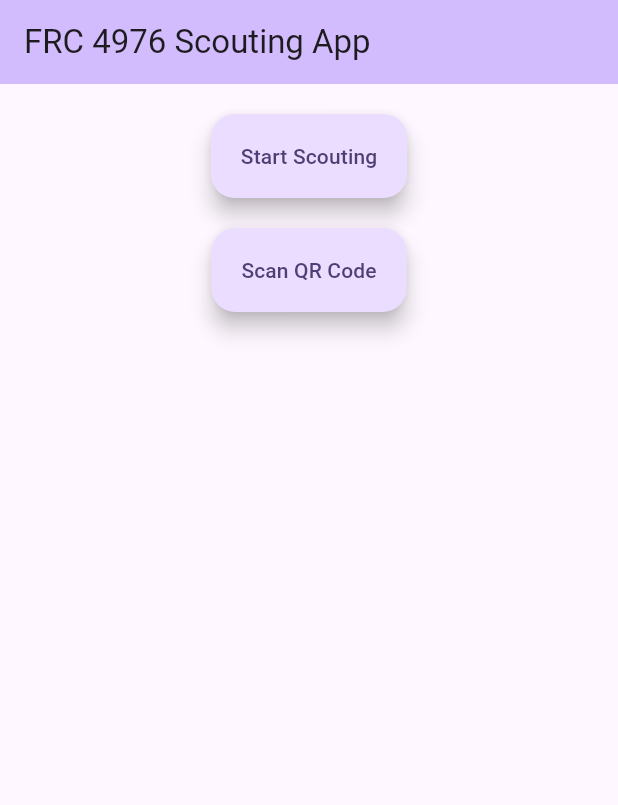
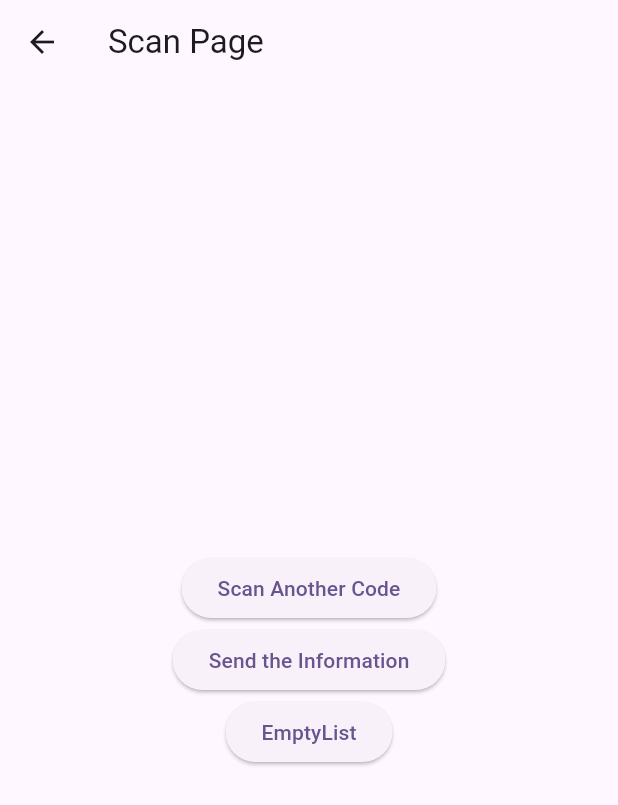
Before and after one commit to Aryan95614/FRC_SCOUTING_CRESCENDO_2023, a Flutter app: the screen it shows after launch, after a tap on "Scan QR Code", on a phone screen of 412 x 824 dp. Shown: the top 805 px of the screen. Run offline on Flutter 3.47's test engine with Material 3 defaults, Android fonts, the phone set to English and light mode, and no system bars; our stand-ins replace qr_flutter, screenshot, share_plus; missing offline and left inert: qr_code_scanner.

Commit message:
So we are done the client side

```diff
--- /dev/null
+++ b/ScoutingApp1/lib/QRCodeScanner/ScanningNavigationPage.dart
@@ -0,0 +1,41 @@
+import 'package:flutter/material.dart';
+import 'package:scoutingapp1/components/functions.dart';
+
+class scanPage extends StatefulWidget {
+  const scanPage({Key? key, required this.title}) : super(key: key);
+
+  final String title;
+
+  @override
+  State<scanPage> createState() => _scanPageState();
+}
+
+class _scanPageState extends State<scanPage> {
+  @override
+  Widget build(BuildContext context) {
+    return Scaffold(
+        appBar: AppBar(
+          title: Text(widget.title),
+        ),
+        body: Center(
+          child: Column(
+            mainAxisAlignment: MainAxisAlignment.center,
+            children: [
+              ElevatedButton(
+                  onPressed: () {
+                    showPage("/Scanner1", context);
+                  },
+                  child: const Text("Scan Another Code")),
+              ElevatedButton(
+                  onPressed: () {/*Todo: we have to just share it*/},
+                  child: const Text("Send the Information")),
+              ElevatedButton(
+                  onPressed: () {
+                    Functions.queue = {};
+                  },
+                  child: const Text("EmptyList")),
+            ],
+          ),
+        ));
+  }
+}
--- a/ScoutingApp1/lib/main.dart
+++ b/ScoutingApp1/lib/main.dart
@@ -1,10 +1,12 @@
 import 'package:flutter/material.dart';
+import 'package:scoutingapp1/QRCodeScanner/ScanningPage.dart';
 import './components/functions.dart';
 import './pages/Pregame.dart';
 import './pages/Auto.dart';
 import './pages/EndGame.dart';
 import './pages/Teleop.dart';
 import './pages/PostGame.dart';
+import './QRCodeScanner/ScanningNavigationPage.dart';
 
 void main() {
   runApp(const MyApp());
@@ -35,6 +37,8 @@ class MyApp extends StatelessWidget {
         "EndGamePage": (context) => const EndGame(title: "EndGame Period"),
         "PostGamePage": (context) =>
             const PostGamePage(title: "PostGame Period"),
+        "/Scanner1": (context) => const ScanningPage(title: "Scan Page"),
+        "/ScanNav": (context) => const scanPage(title: "Scan Page")
       },
     );
   }
@@ -71,7 +75,7 @@ class _MyHomePageState extends State<MyHomePage> {
                 Functions.verticalSpacing(),
                 FloatingActionButton.extended(
                     heroTag: 'Scan the QRCode',
-                    onPressed: () {},
+                    onPressed: () => showPage("/ScanNav", context),
                     label: const Text("Scan QR Code"))
               ],
             ),
--- a/ScoutingApp1/pubspec.yaml
+++ b/ScoutingApp1/pubspec.yaml
@@ -34,6 +34,7 @@ dependencies:
   share_plus:
   screenshot:
   qr_flutter:
+  qr_code_scanner:
 
 
   # The following adds the Cupertino Icons font to your application.
```
Also changed, not shown: ScoutingApp1/lib/QRCodeScanner/ScanningPage.dart (added, +90 -0 lines), ScoutingApp1/lib/components/functions.dart (+11 -7 lines), ScoutingApp1/pubspec.lock, 1 other file.
